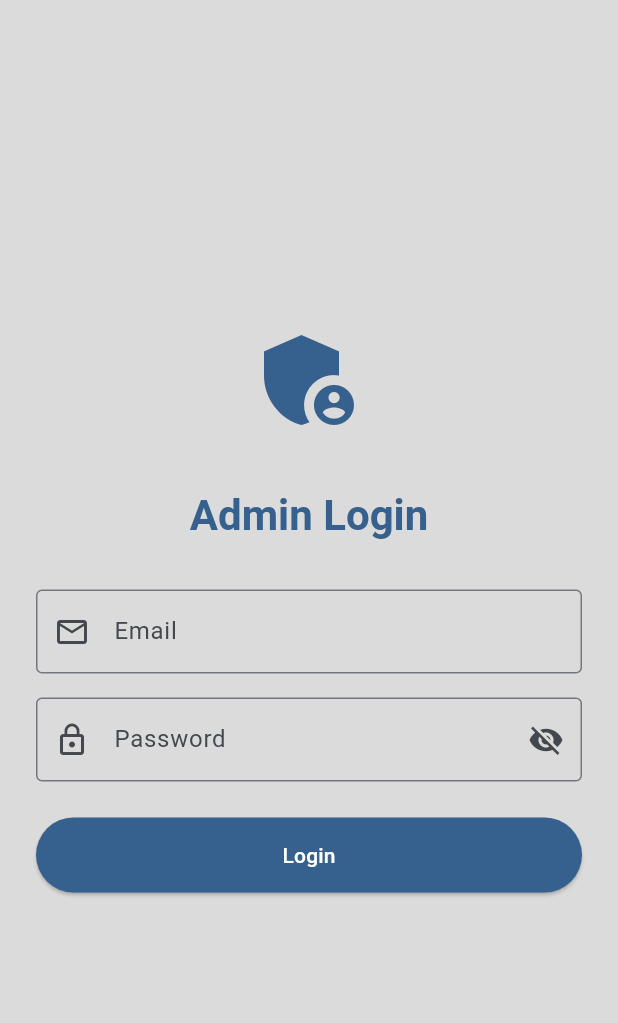
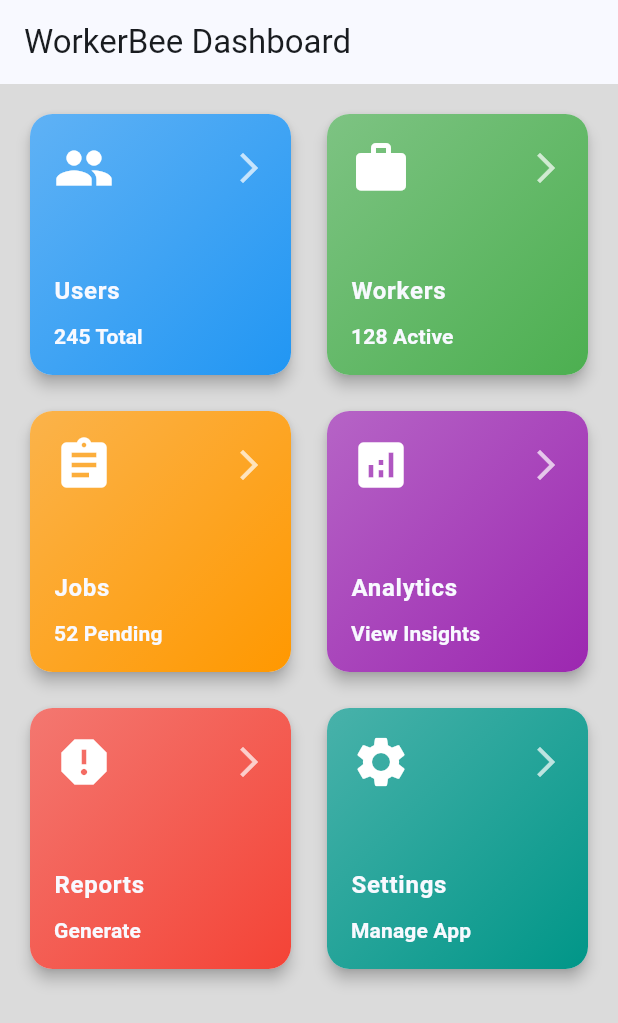
Before and after one commit to henna04/worker_bee, a Flutter app: the screen it shows after launch, on a phone screen of 412 x 824 dp. Shown: the top 1023 px of the screen. Run offline on Flutter 3.47's test engine with Material 3 defaults, Android fonts, the phone set to English and light mode, and no system bars; our stand-ins replace carousel_slider, firebase_core, gap, google_nav_bar, image_picker, sign_in_button; accounts and stored records are empty.

Commit message:
almost completed admin

```diff
--- a/lib/view/login/admin_login_view.dart
+++ b/lib/adminView/admin_login_view.dart
@@ -81,7 +81,7 @@ class _AdminLoginScreenState extends State<AdminLoginScreen> {
                       labelText: 'Password',
                       hintText: 'Enter your password',
                       prefixIcon: const Icon(Icons.lock_outline),
-                      border: OutlineInputBorder(),
+                      border: const OutlineInputBorder(),
                       suffixIcon: IconButton(
                         icon: Icon(
                           _obscurePassword
--- /dev/null
+++ b/lib/adminView/dashboard_screen.dart
@@ -0,0 +1,206 @@
+import 'package:flutter/material.dart';
+import 'package:worker_bee/adminView/job_management_screen.dart';
+import 'package:worker_bee/adminView/user_management_screen.dart';
+import 'package:worker_bee/adminView/worker_management_screen.dart';
+
+class DashboardScreen extends StatefulWidget {
+  const DashboardScreen({super.key});
+
+  @override
+  State<DashboardScreen> createState() => _DashboardScreenState();
+}
+
+class _DashboardScreenState extends State<DashboardScreen> {
+  final List<DashboardItem> _dashboardItems = [
+    DashboardItem(
+      title: 'Users',
+      icon: Icons.people,
+      screen: const UserManagementScreen(),
+      color: Colors.blue,
+      stats: '245 Total',
+    ),
+    DashboardItem(
+      title: 'Workers',
+      icon: Icons.work,
+      screen: const WorkerManagementScreen(),
+      color: Colors.green,
+      stats: '128 Active',
+    ),
+    DashboardItem(
+      title: 'Jobs',
+      icon: Icons.assignment,
+      screen: const JobManagementScreen(),
+      color: Colors.orange,
+      stats: '52 Pending',
+    ),
+    DashboardItem(
+      title: 'Analytics',
+      icon: Icons.analytics,
+      screen: const AnalyticsScreen(),
+      color: Colors.purple,
+      stats: 'View Insights',
+    ),
+    DashboardItem(
+      title: 'Reports',
+      icon: Icons.report,
+      screen: const ReportsScreen(),
+      color: Colors.red,
+      stats: 'Generate',
+    ),
+    DashboardItem(
+      title: 'Settings',
+      icon: Icons.settings,
+      screen: const SettingsScreen(),
+      color: Colors.teal,
+      stats: 'Manage App',
+    ),
+  ];
+
+  @override
+  Widget build(BuildContext context) {
+    return Scaffold(
+      appBar: AppBar(
+        title: const Text('WorkerBee Dashboard'),
+      ),
+      body: SafeArea(
+        child: LayoutBuilder(
+          builder: (context, constraints) {
+            int crossAxisCount = constraints.maxWidth > 600 ? 3 : 2;
+            return GridView.builder(
+              gridDelegate: SliverGridDelegateWithFixedCrossAxisCount(
+                crossAxisCount: crossAxisCount,
+                crossAxisSpacing: 16.0,
+                mainAxisSpacing: 16.0,
+                childAspectRatio: 1.0,
+              ),
+              itemCount: _dashboardItems.length,
+              padding: const EdgeInsets.all(16.0),
+              itemBuilder: (BuildContext context, int index) {
+                return _buildDashboardItem(context, _dashboardItems[index]);
+              },
+            );
+          },
+        ),
+      ),
+    );
+  }
+
+  Widget _buildDashboardItem(BuildContext context, DashboardItem item) {
+    final theme = Theme.of(context);
+    return Card(
+      elevation: 4,
+      shape: RoundedRectangleBorder(borderRadius: BorderRadius.circular(15)),
+      child: InkWell(
+        borderRadius: BorderRadius.circular(15),
+        onTap: () {
+          Navigator.push(
+              context, MaterialPageRoute(builder: (context) => item.screen));
+        },
+        child: Container(
+          constraints: const BoxConstraints(minHeight: 150),
+          padding: const EdgeInsets.all(16),
+          decoration: BoxDecoration(
+            borderRadius: BorderRadius.circular(15),
+            gradient: LinearGradient(
+              begin: Alignment.topLeft,
+              end: Alignment.bottomRight,
+              colors: [
+                item.color.withValues(alpha: .7),
+                item.color,
+              ],
+            ),
+          ),
+          child: Column(
+            crossAxisAlignment: CrossAxisAlignment.start,
+            mainAxisAlignment: MainAxisAlignment.center,
+            children: [
+              Row(
+                mainAxisAlignment: MainAxisAlignment.spaceBetween,
+                children: [
+                  Icon(
+                    item.icon,
+                    size: 40,
+                    color: Colors.white,
+                  ),
+                  Icon(
+                    Icons.arrow_forward_ios,
+                    color: Colors.white.withValues(alpha: .7),
+                  ),
+                ],
+              ),
+              const Spacer(),
+              Text(
+                item.title,
+                style: theme.textTheme.bodyLarge!.copyWith(
+                  color: theme.colorScheme.surface,
+                  fontWeight: FontWeight.w600,
+                ),
+              ),
+              const SizedBox(height: 8),
+              Text(
+                item.stats,
+                style: theme.textTheme.labelLarge!.copyWith(
+                  color: theme.colorScheme.surface,
+                  fontWeight: FontWeight.w600,
+                ),
+              ),
+            ],
+          ),
+        ),
+      ),
+    );
+  }
+}
+
+class DashboardItem {
+  final String title;
+  final IconData icon;
+  final Widget screen;
+  final Color color;
+  final String stats;
+
+  DashboardItem({
+    required this.title,
+    required this.icon,
+    required this.screen,
+    required this.color,
+    required this.stats,
+  });
+}
+
+// Placeholder screens for additional dashboard items
+class AnalyticsScreen extends StatelessWidget {
+  const AnalyticsScreen({super.key});
+
+  @override
+  Widget build(BuildContext context) {
+    return Scaffold(
+      appBar: AppBar(title: const Text('Analytics')),
+      body: const Center(child: Text('Analytics Dashboard')),
+    );
+  }
+}
+
+class ReportsScreen extends StatelessWidget {
+  const ReportsScreen({super.key});
+
+  @override
+  Widget build(BuildContext context) {
+    return Scaffold(
+      appBar: AppBar(title: const Text('Reports')),
+      body: const Center(child: Text('Reports Generation')),
+    );
+  }
+}
+
+class SettingsScreen extends StatelessWidget {
+  const SettingsScreen({super.key});
+
+  @override
+  Widget build(BuildContext context) {
+    return Scaffold(
+      appBar: AppBar(title: const Text('Settings')),
+      body: const Center(child: Text('Application Settings')),
+    );
+  }
+}
--- a/lib/main.dart
+++ b/lib/main.dart
@@ -1,15 +1,11 @@
 import 'package:flutter/material.dart';
-import 'package:worker_bee/view/customNavigation/custom_navigation_view.dart';
-import 'package:worker_bee/view/login/admin_login_view.dart';
-import 'package:worker_bee/view/login/login_view.dart';
-import 'package:firebase_core/firebase_core.dart';
-import 'firebase_options.dart';
+import 'package:worker_bee/adminView/dashboard_screen.dart';
 
 void main() async {
-  WidgetsFlutterBinding.ensureInitialized();
-  await Firebase.initializeApp(
-    options: DefaultFirebaseOptions.currentPlatform,
-  );
+  // WidgetsFlutterBinding.ensureInitialized();
+  // await Firebase.initializeApp(
+  //   options: DefaultFirebaseOptions.currentPlatform,
+  // );
   runApp(const MyApp());
 }
 
@@ -26,6 +22,7 @@
         colorScheme: ColorScheme.fromSeed(seedColor: Colors.blue),
         useMaterial3: true,
       ),
-        home: const AdminLoginScreen());
+      home: const DashboardScreen(),
+    );
   }
 }
--- a/pubspec.yaml
+++ b/pubspec.yaml
@@ -43,6 +43,7 @@ dependencies:
   cached_network_image: ^3.4.1
   shimmer: ^3.0.0
   firebase_core: ^3.10.1
+  flutter_staggered_grid_view: ^0.7.0
 
 dev_dependencies:
   flutter_test:
```
Also changed, not shown: lib/adminView/job_management_screen.dart (added, +68 -0 lines), lib/adminView/user_management_screen.dart (added, +48 -0 lines), lib/adminView/worker_management_screen.dart (added, +81 -0 lines), pubspec.lock. Lines whose indentation alone changed are shown as unchanged.
